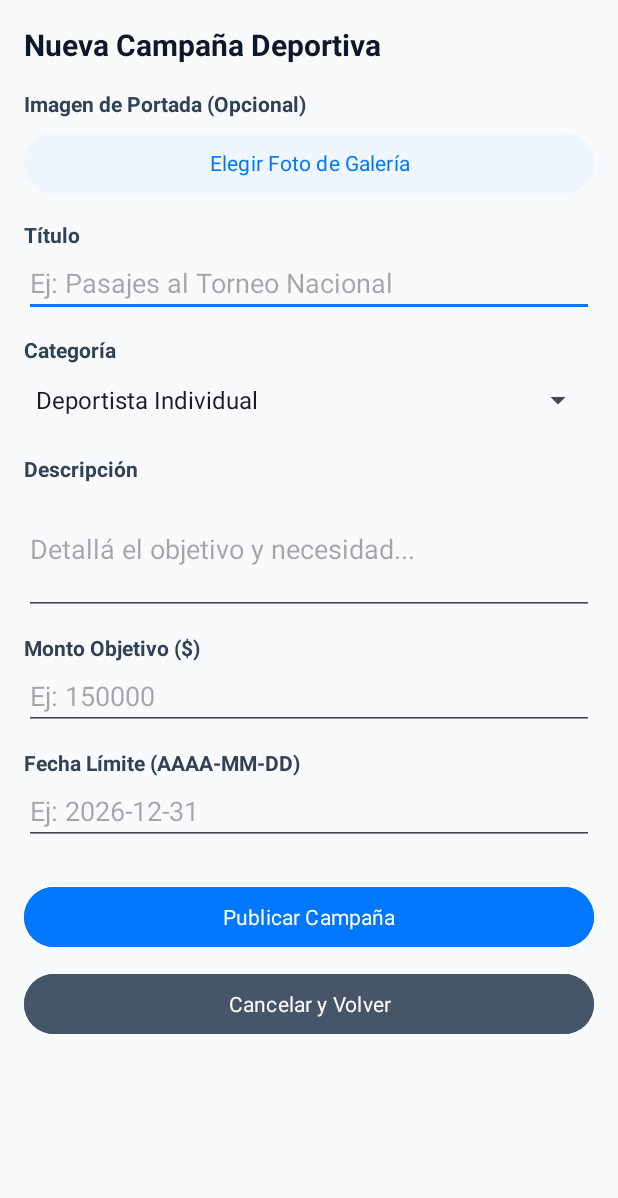
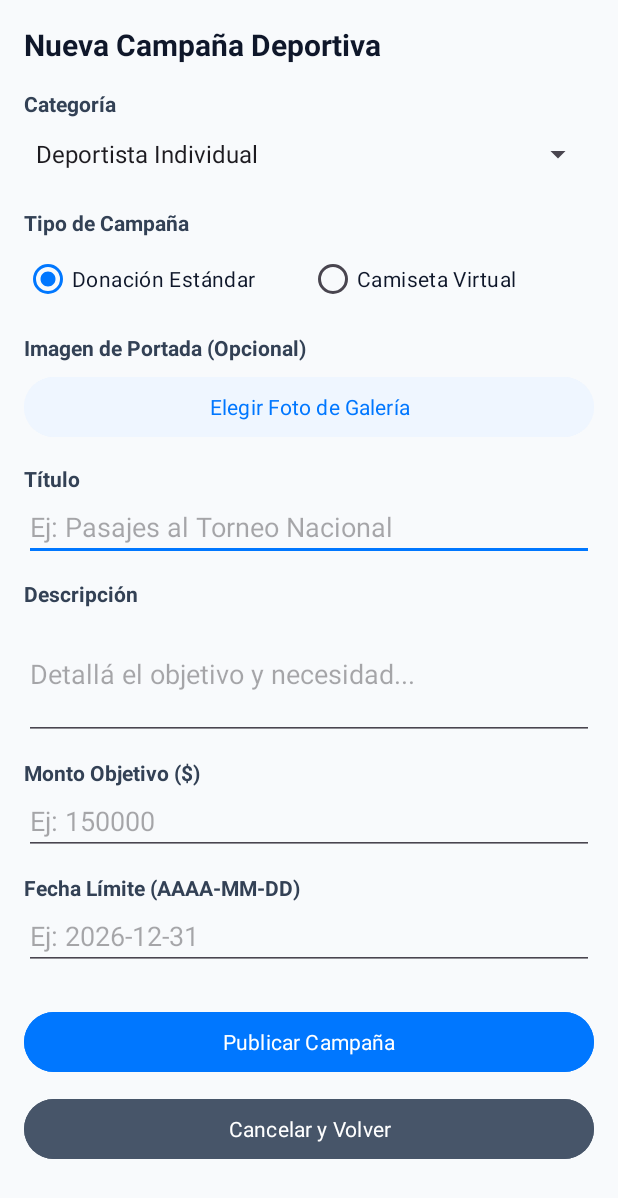
Before and after one commit to Franco-Martinez-DV/Aporte-Mobile-App, an Android app: the CrearCampana screen opened directly, with no data from a screen before it, on a phone screen of 412 x 824 dp. Shown: the top 1198 px of the screen. Run offline under Robolectric (Android 15) with nearby library versions, the phone set to English and light mode, and no system bars; network calls fail; pictures from the network do not load; Roboto replaces fonts that are not available here.

Commit message:
Integracion de la funcionalidad de creacion de campañas publicitarias en Aporte Mobile categorizadas por deportista individual, club o torneo / liga

```diff
--- a/app/src/main/java/com/aporte/app/CrearCampana.java
+++ b/app/src/main/java/com/aporte/app/CrearCampana.java
@@ -5,10 +5,14 @@ import android.content.Intent;
 import android.net.Uri;
 import android.os.Bundle;
 import android.view.View;
+import android.widget.AdapterView;
 import android.widget.ArrayAdapter;
 import android.widget.Button;
 import android.widget.EditText;
 import android.widget.ImageView;
+import android.widget.LinearLayout;
+import android.widget.RadioButton;
+import android.widget.RadioGroup;
 import android.widget.Spinner;
 import android.widget.TextView;
 import android.widget.Toast;
@@ -32,9 +36,12 @@ import retrofit2.Response;
 
 public class CrearCampana extends AppCompatActivity {
 
-    private TextView tvTituloFormulario;
+    private TextView tvTituloFormulario, tvTituloOpcionesPatrocinio, tvDescripcionOpcionesPatrocinio;
     private EditText etTitulo, etDescripcion, etMontoObjetivo, etFechaLimite;
     private Spinner spCategoria;
+    private RadioGroup rgTipoCampana, rgModalidadClub;
+    private RadioButton rbTipoDonacion, rbTipoPatrocinio, rbClubAmbos, rbClubCamiseta, rbClubInstalaciones;
+    private LinearLayout layoutOpcionesPatrocinio;
     private Button btnGuardar, btnCancelarCrear, btnSeleccionarImagen, btnQuitarImagen;
     private ImageView ivPreviewPortada;
 
@@ -59,6 +66,19 @@ public class CrearCampana extends AppCompatActivity {
         etMontoObjetivo = findViewById(R.id.etMontoObjetivo);
         etFechaLimite = findViewById(R.id.etFechaLimite);
         spCategoria = findViewById(R.id.spCategoria);
+
+        rgTipoCampana = findViewById(R.id.rgTipoCampana);
+        rbTipoDonacion = findViewById(R.id.rbTipoDonacion);
+        rbTipoPatrocinio = findViewById(R.id.rbTipoPatrocinio);
+
+        layoutOpcionesPatrocinio = findViewById(R.id.layoutOpcionesPatrocinio);
+        tvTituloOpcionesPatrocinio = findViewById(R.id.tvTituloOpcionesPatrocinio);
+        rgModalidadClub = findViewById(R.id.rgModalidadClub);
+        rbClubAmbos = findViewById(R.id.rbClubAmbos);
+        rbClubCamiseta = findViewById(R.id.rbClubCamiseta);
+        rbClubInstalaciones = findViewById(R.id.rbClubInstalaciones);
+        tvDescripcionOpcionesPatrocinio = findViewById(R.id.tvDescripcionOpcionesPatrocinio);
+
         btnGuardar = findViewById(R.id.btnGuardar);
         btnCancelarCrear = findViewById(R.id.btnCancelarCrear);
         btnSeleccionarImagen = findViewById(R.id.btnSeleccionarImagen);
@@ -67,6 +87,19 @@ public class CrearCampana extends AppCompatActivity {
 
         ArrayAdapter<String> adapter = new ArrayAdapter<>(this, android.R.layout.simple_spinner_dropdown_item, categorias);
         spCategoria.setAdapter(adapter);
+
+        spCategoria.setOnItemSelectedListener(new AdapterView.OnItemSelectedListener() {
+            @Override
+            public void onItemSelected(AdapterView<?> parent, View view, int position, long id) {
+                actualizarPanelPatrocinio();
+            }
+
+            @Override
+            public void onNothingSelected(AdapterView<?> parent) {}
+        });
+
+        rgTipoCampana.setOnCheckedChangeListener((group, checkedId) -> actualizarPanelPatrocinio());
+        rgModalidadClub.setOnCheckedChangeListener((group, checkedId) -> actualizarPanelPatrocinio());
 
         etFechaLimite.setFocusable(false);
         etFechaLimite.setClickable(true);
@@ -81,7 +114,60 @@ public class CrearCampana extends AppCompatActivity {
         if (campanaEditar != null) {
             modoEdicion = true;
             cargarDatosEdicion(campanaEditar);
+        } else {
+            actualizarPanelPatrocinio();
         }
+    }
+
+    private void actualizarPanelPatrocinio() {
+        String categoria = spCategoria.getSelectedItem() != null
+                ? spCategoria.getSelectedItem().toString()
+                : "Deportista Individual";
+
+        if ("Club".equals(categoria)) {
+            rbTipoPatrocinio.setText("Patrocinio de Club");
+        } else if ("Liga/Torneo".equals(categoria)) {
+            rbTipoPatrocinio.setText("Patrocinio de Liga/Torneo");
+        } else {
+            rbTipoPatrocinio.setText("Camiseta Virtual");
+        }
+
+        boolean esPatrocinio = rbTipoPatrocinio.isChecked();
+        if (!esPatrocinio) {
+            layoutOpcionesPatrocinio.setVisibility(View.GONE);
+            return;
+        }
+
+        layoutOpcionesPatrocinio.setVisibility(View.VISIBLE);
+
+        if ("Club".equals(categoria)) {
+            tvTituloOpcionesPatrocinio.setText("Espacios Publicitarios del Club");
+            rgModalidadClub.setVisibility(modoEdicion ? View.GONE : View.VISIBLE);
+
+            String modalidad = obtenerModalidadClubSeleccionada();
+            if ("camiseta".equals(modalidad)) {
+                tvDescripcionOpcionesPatrocinio.setText("Incluye los 6 espacios publicitarios en la camiseta oficial del club.");
+            } else if ("instalaciones".equals(modalidad)) {
+                tvDescripcionOpcionesPatrocinio.setText("Incluye Naming del Estadio/Predio y 3 espacios de cartelería en paredes del club.");
+            } else {
+                tvDescripcionOpcionesPatrocinio.setText("Incluye los 6 espacios en la camiseta del club más Naming del Estadio/Predio y 3 espacios de cartelería en paredes.");
+            }
+        } else if ("Liga/Torneo".equals(categoria)) {
+            tvTituloOpcionesPatrocinio.setText("Grilla de Patrocinio de Liga / Torneo (4 espacios)");
+            rgModalidadClub.setVisibility(View.GONE);
+            tvDescripcionOpcionesPatrocinio.setText("Se habilitarán Naming Oficial de la Liga/Torneo, Auspicio de Premios y Trofeos, y 2 espacios de Cartelería del evento.");
+        } else {
+            tvTituloOpcionesPatrocinio.setText("Grilla de Indumentaria Oficial (6 espacios)");
+            rgModalidadClub.setVisibility(View.GONE);
+            tvDescripcionOpcionesPatrocinio.setText("Se habilitarán espacios publicitarios en Pecho Principal, Pecho Secundario, Mangas, Espalda Superior y Zócalo Inferior.");
+        }
+    }
+
+    private String obtenerModalidadClubSeleccionada() {
+        int idSeleccionado = rgModalidadClub.getCheckedRadioButtonId();
+        if (idSeleccionado == R.id.rbClubCamiseta) return "camiseta";
+        if (idSeleccionado == R.id.rbClubInstalaciones) return "instalaciones";
+        return "ambos";
     }
 
     private void cargarDatosEdicion(Campana c) {
@@ -101,6 +187,26 @@ public class CrearCampana extends AppCompatActivity {
                 }
             }
         }
+
+        if ("patrocinio".equalsIgnoreCase(c.getTipo())) {
+            rbTipoPatrocinio.setChecked(true);
+            spCategoria.setEnabled(false);
+        } else {
+            rbTipoDonacion.setChecked(true);
+        }
+
+        rbTipoDonacion.setEnabled(false);
+        rbTipoPatrocinio.setEnabled(false);
+
+        if ("camiseta".equalsIgnoreCase(c.getModalidadPatrocinio())) {
+            rbClubCamiseta.setChecked(true);
+        } else if ("instalaciones".equalsIgnoreCase(c.getModalidadPatrocinio())) {
+            rbClubInstalaciones.setChecked(true);
+        } else {
+            rbClubAmbos.setChecked(true);
+        }
+
+        actualizarPanelPatrocinio();
 
         if (c.getImagenUrl() != null && !c.getImagenUrl().trim().isEmpty()) {
             imagenUrlSubida = c.getImagenUrl();
@@ -203,6 +309,13 @@ public class CrearCampana extends AppCompatActivity {
         Campana datosCampana = new Campana(titulo, descripcion, categoria, montoObjetivo, fechaLimite);
         datosCampana.setImagenUrl(imagenUrlSubida);
 
+        String tipoSeleccionado = rbTipoPatrocinio.isChecked() ? "patrocinio" : "donacion";
+        datosCampana.setTipo(tipoSeleccionado);
+
+        if ("patrocinio".equals(tipoSeleccionado) && "Club".equals(categoria)) {
+            datosCampana.setModalidadPatrocinio(obtenerModalidadClubSeleccionada());
+        }
+
         btnGuardar.setEnabled(false);
 
         if (modoEdicion && campanaEditar != null) {
--- a/app/src/main/java/com/aporte/app/model/data/SlotIndumentaria.java
+++ b/app/src/main/java/com/aporte/app/model/data/SlotIndumentaria.java
@@ -7,6 +7,9 @@ public class SlotIndumentaria implements Serializable {
 
     @SerializedName("idSlot")
     private String idSlot;
+
+    @SerializedName("grupo")
+    private String grupo;
 
     @SerializedName("posicion")
     private String posicion;
@@ -32,6 +35,7 @@ public class SlotIndumentaria implements Serializable {
     }
 
     public String getIdSlot() { return idSlot; }
+    public String getGrupo() { return grupo; }
     public String getPosicion() { return posicion; }
     public double getPrecio() { return precio; }
     public String getEstado() { return estado; }
--- a/app/src/main/res/layout/crear_campana.xml
+++ b/app/src/main/res/layout/crear_campana.xml
@@ -19,6 +19,114 @@
             android:textSize="20sp"
             android:textStyle="bold"
             android:layout_marginBottom="16dp"/>
+
+        <TextView
+            android:layout_width="wrap_content"
+            android:layout_height="wrap_content"
+            android:text="Categoría"
+            android:textColor="#334155"
+            android:textStyle="bold"/>
+        <Spinner
+            android:id="@+id/spCategoria"
+            android:layout_width="match_parent"
+            android:layout_height="48dp"
+            android:layout_marginBottom="12dp"/>
+
+        <TextView
+            android:layout_width="wrap_content"
+            android:layout_height="wrap_content"
+            android:text="Tipo de Campaña"
+            android:textColor="#334155"
+            android:textStyle="bold"
+            android:layout_marginBottom="4dp"/>
+
+        <RadioGroup
+            android:id="@+id/rgTipoCampana"
+            android:layout_width="match_parent"
+            android:layout_height="wrap_content"
+            android:orientation="horizontal"
+            android:layout_marginBottom="12dp">
+
+            <RadioButton
+                android:id="@+id/rbTipoDonacion"
+                android:layout_width="0dp"
+                android:layout_height="wrap_content"
+                android:layout_weight="1"
+                android:checked="true"
+                android:text="Donación Estándar"
+                android:textColor="#0F172A"/>
+
+            <RadioButton
+                android:id="@+id/rbTipoPatrocinio"
+                android:layout_width="0dp"
+                android:layout_height="wrap_content"
+                android:layout_weight="1"
+                android:text="Patrocinio"
+                android:textColor="#0F172A"/>
+        </RadioGroup>
+
+        <LinearLayout
+            android:id="@+id/layoutOpcionesPatrocinio"
+            android:layout_width="match_parent"
+            android:layout_height="wrap_content"
+            android:orientation="vertical"
+            android:background="#EFF6FF"
+            android:padding="12dp"
+            android:visibility="gone"
+            android:layout_marginBottom="14dp">
+
+            <TextView
+                android:id="@+id/tvTituloOpcionesPatrocinio"
+                android:layout_width="match_parent"
+                android:layout_height="wrap_content"
+                android:text="Grilla de Indumentaria Oficial (6 espacios)"
+                android:textColor="#1E3A8A"
+                android:textStyle="bold"
+                android:textSize="13sp"
+                android:layout_marginBottom="6dp"/>
+
+            <RadioGroup
+                android:id="@+id/rgModalidadClub"
+                android:layout_width="match_parent"
+                android:layout_height="wrap_content"
+                android:orientation="vertical"
+                android:visibility="gone"
+                android:layout_marginBottom="6dp">
+
+                <RadioButton
+                    android:id="@+id/rbClubAmbos"
+                    android:layout_width="match_parent"
+                    android:layout_height="wrap_content"
+                    android:checked="true"
+                    android:text="Camiseta + Predio (Ambos)"
+                    android:textSize="13sp"
+                    android:textColor="#0F172A"/>
+
+                <RadioButton
+                    android:id="@+id/rbClubCamiseta"
+                    android:layout_width="match_parent"
+                    android:layout_height="wrap_content"
+                    android:text="Solo Camiseta"
+                    android:textSize="13sp"
+                    android:textColor="#0F172A"/>
+
+                <RadioButton
+                    android:id="@+id/rbClubInstalaciones"
+                    android:layout_width="match_parent"
+                    android:layout_height="wrap_content"
+                    android:text="Solo Instalaciones (Estadio y Paredes)"
+                    android:textSize="13sp"
+                    android:textColor="#0F172A"/>
+            </RadioGroup>
+
+            <TextView
+                android:id="@+id/tvDescripcionOpcionesPatrocinio"
+                android:layout_width="match_parent"
+                android:layout_height="wrap_content"
+                android:text="Se habilitarán espacios publicitarios en Pecho Principal, Pecho Secundario, Mangas, Espalda Superior y Zócalo Inferior."
+                android:textColor="#334155"
+                android:textSize="12sp"/>
+        </LinearLayout>
 
         <TextView
             android:layout_width="wrap_content"
@@ -76,18 +184,6 @@
             android:layout_height="wrap_content"
             android:hint="Ej: Pasajes al Torneo Nacional"
             android:inputType="textCapSentences"
-            android:layout_marginBottom="12dp"/>
-
-        <TextView
-            android:layout_width="wrap_content"
-            android:layout_height="wrap_content"
-            android:text="Categoría"
-            android:textColor="#334155"
-            android:textStyle="bold"/>
-        <Spinner
-            android:id="@+id/spCategoria"
-            android:layout_width="match_parent"
-            android:layout_height="48dp"
             android:layout_marginBottom="12dp"/>
 
         <TextView
```
Also changed, not shown: app/src/main/java/com/aporte/app/DetalleCampana.java (+39 -8 lines), app/src/main/java/com/aporte/app/model/data/Campana.java (+20 -13 lines), app/src/main/java/com/aporte/app/ui/adapter/CampanaAdapter.java (+14 -1 lines), app/src/main/res/layout/detalle_campana.xml (+16 -2 lines), app/src/main/res/layout/item_campana.xml (+14 -1 lines).
